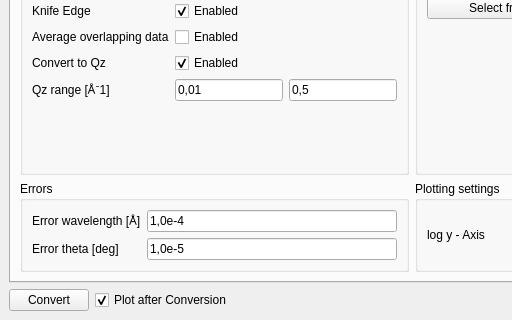
Above: uxdconverter/ui/gui.ui from TUM-E21-ThinFilms/UXDConverter before the change; both pictures show x 0 to 512 and y 156 to 476 of the 640 by 476 pixel window. Below: the same form after it.
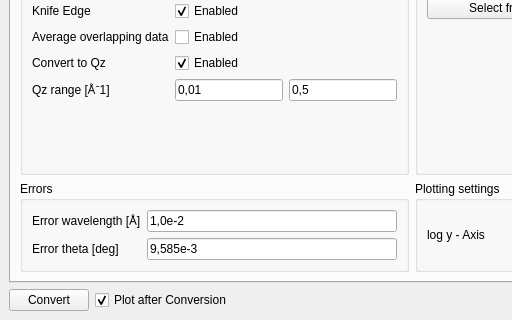
That is the form after the change. The open tabs and pages were chosen to show the change.

The edit to the form file:
```diff
--- a/uxdconverter/ui/gui.ui
+++ b/uxdconverter/ui/gui.ui
@@ -433,7 +433,7 @@
                    <item row="0" column="2">
                     <widget class="QLineEdit" name="input_wavelength_error">
                      <property name="text">
-                      <string>1,0e-4</string>
+                      <string>1,0e-2</string>
                      </property>
                     </widget>
                    </item>
@@ -447,7 +447,7 @@
                    <item row="1" column="2">
                     <widget class="QLineEdit" name="input_theta_error">
                      <property name="text">
-                      <string>1,0e-5</string>
+                      <string>9,585e-3</string>
                      </property>
                     </widget>
                    </item>
```
